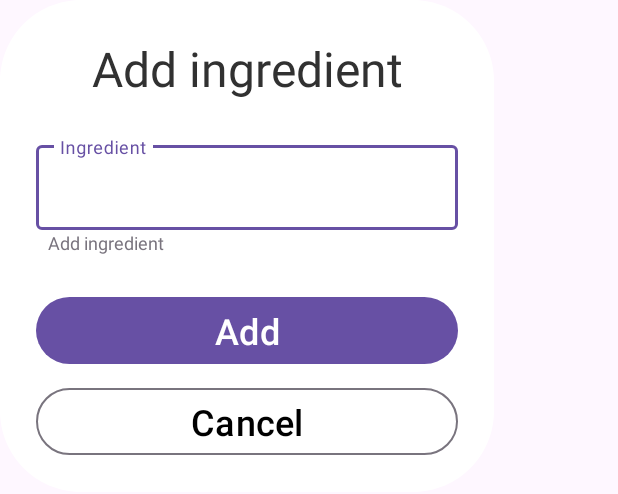
After one commit to PaulMak-del/surf_summer_rep, an Android app: the layout add_ingredient_dialog_alert.xml on its own in the app's theme, with its tools: preview values and no code run, on a phone screen of 412 x 824 dp. The commit adds this screen. Shown: the top 494 px of the screen. Run offline under Robolectric (Android 15) with nearby library versions, the phone set to English and light mode, and no system bars.

Commit message:
Make AddIngredientDialogFragment

```diff
--- a/app/build.gradle
+++ b/app/build.gradle
@@ -42,6 +42,7 @@ android {
     buildFeatures {
         dataBinding true
     }
+
 }
 
 dependencies {
--- a/app/src/main/java/com/example/myapplication/data/entity/CocktailDao.kt
+++ b/app/src/main/java/com/example/myapplication/data/entity/CocktailDao.kt
@@ -15,5 +15,5 @@ abstract class CocktailDao {
     abstract fun getCocktailsList() : Flow<List<CocktailEntity>>
 
     @Insert
-    abstract fun insertCocktail(cocktail: CocktailEntity)
+    abstract fun insertCocktail(cocktail: CocktailEntity) : Long
 }
--- a/app/src/main/java/com/example/myapplication/data/entity/CocktailEntity.kt
+++ b/app/src/main/java/com/example/myapplication/data/entity/CocktailEntity.kt
@@ -5,7 +5,7 @@ import androidx.room.PrimaryKey
 
 @Entity(tableName = "cocktail")
 data class CocktailEntity(
-    @PrimaryKey val id: Long,
+    @PrimaryKey(autoGenerate = true) var id: Long = 0,
     val name: String,
     val description: String,
     val recipe: String,
--- a/app/src/main/java/com/example/myapplication/data/entity/IngredientEntity.kt
+++ b/app/src/main/java/com/example/myapplication/data/entity/IngredientEntity.kt
@@ -5,7 +5,7 @@ import androidx.room.PrimaryKey
 
 @Entity(tableName = "ingredient")
 data class IngredientEntity(
-    @PrimaryKey val id: Long,
+    @PrimaryKey(autoGenerate = true) var id: Long = 0,
     val cocktailId: Long,
     val name: String
 )
--- a/app/src/main/java/com/example/myapplication/data/repository/IngredientRepositoryImpl.kt
+++ b/app/src/main/java/com/example/myapplication/data/repository/IngredientRepositoryImpl.kt
@@ -15,7 +15,6 @@ class IngredientRepositoryImpl @Inject constructor(
     override fun insertIngredients(ingredients: List<IngredientModel>) = ingredientDao.insertIngredients(
         ingredients.map { ingredient ->
             IngredientEntity(
-                id = ingredient.id,
                 cocktailId = ingredient.cocktailId,
                 name = ingredient.name
             )
--- a/app/src/main/java/com/example/myapplication/domain/repository/CocktailRepository.kt
+++ b/app/src/main/java/com/example/myapplication/domain/repository/CocktailRepository.kt
@@ -12,5 +12,5 @@ interface CocktailRepository {
 
     fun getIngredients(id: Long) : Flow<List<IngredientModel>>
 
-    suspend fun insertCocktail(cocktail: CocktailModel)
+    suspend fun insertCocktail(cocktail: CocktailModel) : Long
 }
--- a/app/src/main/java/com/example/myapplication/domain/usecases/InsertCocktailUserCase.kt
+++ b/app/src/main/java/com/example/myapplication/domain/usecases/InsertCocktailUserCase.kt
@@ -8,7 +8,7 @@ class InsertCocktailUserCase @Inject constructor(
     private val cocktailRep: CocktailRepository
 ) {
 
-    suspend fun execute(cocktail: CocktailModel) {
-        cocktailRep.insertCocktail(cocktail)
+    suspend fun execute(cocktail: CocktailModel) : Long {
+        return cocktailRep.insertCocktail(cocktail)
     }
 }
--- a/app/src/main/java/com/example/myapplication/presentation/fragments/CocktailsListFragment.kt
+++ b/app/src/main/java/com/example/myapplication/presentation/fragments/CocktailsListFragment.kt
@@ -26,7 +26,6 @@ private const val SPAN_COUNT = 2
 class CocktailsListFragment : Fragment() {
 
     private val cocktailsListViewModel : CocktailsListViewModel by viewModels()
-    //private val clickListener: ClickListener by lazy { ClickListener(fragmentView) }
 
     private lateinit var fragmentView: View
     private lateinit var clickListener: ClickListener
@@ -40,8 +39,6 @@ class CocktailsListFragment : Fragment() {
         clickListener = ClickListener(fragmentView)
 
         //cocktailsListViewModel.test()
-
-        Log.d("ddd", "OnCreateView\nview: {$fragmentView}")
 
         val recyclerView : RecyclerView = fragmentView.findViewById(R.id.cocktails_recycler_view)
         val adapter = CocktailsListAdapter(
--- a/app/src/main/java/com/example/myapplication/presentation/fragments/adapters/CocktailAddIngredientsAdapter.kt
+++ b/app/src/main/java/com/example/myapplication/presentation/fragments/adapters/CocktailAddIngredientsAdapter.kt
@@ -8,7 +8,7 @@ import com.example.myapplication.databinding.IngredientsAddListItemBinding
 import com.example.myapplication.domain.models.IngredientModel
 
 class CocktailAddIngredientsAdapter(
-    val ingredients: List<IngredientModel>
+    val ingredients: List<String>
 ) : RecyclerView.Adapter<CocktailAddIngredientsAdapter.ViewHolder>() {
 
 
@@ -23,6 +23,6 @@ class CocktailAddIngredientsAdapter(
     override fun getItemCount(): Int = ingredients.size
 
     override fun onBindViewHolder(holder: ViewHolder, position: Int) {
-        holder.binding.ingredientName.text = ingredients[position].name
+        holder.binding.ingredientName.text = ingredients[position]
     }
 }
--- a/app/src/main/java/com/example/myapplication/presentation/viewmodels/CocktailDetailViewModel.kt
+++ b/app/src/main/java/com/example/myapplication/presentation/viewmodels/CocktailDetailViewModel.kt
@@ -10,6 +10,7 @@ import com.example.myapplication.domain.usecases.GetCocktailUseCase
 import com.example.myapplication.domain.usecases.GetIngredientsUseCase
 import dagger.hilt.android.lifecycle.HiltViewModel
 import kotlinx.coroutines.Dispatchers
+import kotlinx.coroutines.flow.combine
 import kotlinx.coroutines.launch
 import javax.inject.Inject
 
@@ -25,6 +26,8 @@ class CocktailDetailViewModel @Inject constructor(
     private val _ingredients = MutableLiveData<List<IngredientModel>>()
     val ingredients : LiveData<List<IngredientModel>> = _ingredients
 
+
+
     fun loadCocktailWithIngredients(id: Long) {
         viewModelScope.launch(Dispatchers.IO) {
             getCocktailUseCase.process(id).collect {
--- /dev/null
+++ b/app/src/main/res/drawable/frame_50.xml
@@ -0,0 +1,19 @@
+<?xml version="1.0" encoding="utf-8"?>
+<vector
+    xmlns:android="http://schemas.android.com/apk/res/android"
+    xmlns:aapt="http://schemas.android.com/aapt"
+    android:width="329dp"
+    android:height="328dp"
+    android:viewportWidth="329"
+    android:viewportHeight="328"
+    >
+    <group>
+        <clip-path
+            android:pathData="M54 0H275C304.823 0 329 24.1766 329 54V274C329 303.823 304.823 328 275 328H54C24.1766 328 0 303.823 0 274V54C0 24.1766 24.1766 0 54 0Z"
+            />
+        <path
+            android:pathData="M0 0V328H329V0"
+            android:fillColor="#FFFFFF"
+            />
+    </group>
+</vector>
--- /dev/null
+++ b/app/src/main/res/layout/add_ingredient_dialog_alert.xml
@@ -0,0 +1,88 @@
+<?xml version="1.0" encoding="utf-8"?>
+<androidx.constraintlayout.widget.ConstraintLayout xmlns:android="http://schemas.android.com/apk/res/android"
+    android:layout_width="329dp"
+    android:layout_height="328dp"
+    android:padding="24dp"
+    android:background="@drawable/frame_50"
+    xmlns:app="http://schemas.android.com/apk/res-auto">
+
+    <TextView
+        android:id="@+id/add_ing_title"
+        android:layout_width="wrap_content"
+        android:layout_height="wrap_content"
+        android:text="@string/add_ingredient_title"
+        android:textAppearance="@style/cocktail_ti"
+
+        app:layout_constraintTop_toTopOf="parent"
+        app:layout_constraintStart_toStartOf="parent"
+        app:layout_constraintEnd_toEndOf="parent"
+        />
+
+    <com.google.android.material.textfield.TextInputLayout
+                android:id="@+id/ingredient"
+                android:layout_width="match_parent"
+                android:layout_height="wrap_content"
+                android:hint="@string/ingredient_hint"
+                android:layout_marginTop="24dp"
+
+                app:layout_constraintTop_toBottomOf="@+id/add_ing_title"
+                app:layout_constraintStart_toStartOf="parent"
+                app:layout_constraintEnd_toEndOf="parent"
+                >
+
+                <com.google.android.material.textfield.TextInputEditText
+                    android:layout_width="match_parent"
+                    android:layout_height="wrap_content"
+                    />
+
+    </com.google.android.material.textfield.TextInputLayout>
+
+    <TextView
+        android:id="@+id/supporting_1"
+        android:layout_width="match_parent"
+        android:layout_height="wrap_content"
+        android:text="@string/add_ingredient"
+        android:textAppearance="@style/supporting_"
+        android:lineSpacingExtra="0sp"
+        android:translationY="-0.13sp"
+        android:gravity="top"
+        android:layout_marginHorizontal="8dp"
+
+        app:layout_constraintTop_toBottomOf="@id/ingredient"
+        app:layout_constraintStart_toStartOf="parent"
+        app:layout_constraintEnd_toEndOf="parent"
+        />
+
+    <Button
+        android:id="@+id/save_button"
+        style="?attr/materialButtonStyle"
+        android:layout_width="0dp"
+        android:layout_height="wrap_content"
+        android:text="@string/add_button"
+        android:textSize="24sp"
+        android:textColor="@color/white"
+        android:layout_marginTop="24dp"
+        android:layout_marginBottom="10dp"
+
+        app:layout_constraintTop_toBottomOf="@+id/supporting_1"
+        app:layout_constraintStart_toStartOf="parent"
+        app:layout_constraintEnd_toEndOf="parent"
+        />
+
+    <Button
+        android:id="@+id/cancel_button"
+        style="?attr/materialButtonOutlinedStyle"
+        android:layout_width="0dp"
+        android:layout_height="wrap_content"
+        android:text="@string/cancel_button"
+        android:textSize="24sp"
+        android:textColor="@color/black"
+        android:layout_marginTop="8dp"
+        android:layout_marginBottom="10dp"
+
+        app:layout_constraintTop_toBottomOf="@+id/save_button"
+        app:layout_constraintStart_toStartOf="parent"
+        app:layout_constraintEnd_toEndOf="parent"
+        />
+
+</androidx.constraintlayout.widget.ConstraintLayout>
--- a/app/src/main/res/layout/fragment_create_cocktail.xml
+++ b/app/src/main/res/layout/fragment_create_cocktail.xml
@@ -105,7 +105,6 @@
 
                 app:layout_constraintTop_toBottomOf="@+id/cocktail_description"
                 app:layout_constraintStart_toStartOf="parent"
-                app:layout_constraintEnd_toEndOf="parent"
                 />
 
             <View
--- a/app/src/main/res/values/strings.xml
+++ b/app/src/main/res/values/strings.xml
@@ -19,4 +19,8 @@
     <string name="supporting_">Optional field</string>
     <string name="cocktail_description">Description</string>
     <string name="cocktail_recipe">Recipe</string>
+    <string name="add_ingredient_title">Add ingredient</string>
+    <string name="ingredient_hint">Ingredient</string>
+    <string name="add_ingredient">Add ingredient</string>
+    <string name="add_button">Add</string>
 </resources>
```
Also changed, not shown: app/src/main/java/com/example/myapplication/data/repository/CocktailRepositoryImpl.kt (+13 -12 lines), app/src/main/java/com/example/myapplication/presentation/fragments/AddIngredientDialogFragment.kt (added, +37 -0 lines), app/src/main/java/com/example/myapplication/presentation/fragments/CocktailDetailFragment.kt (+16 -14 lines), app/src/main/java/com/example/myapplication/presentation/fragments/CreateCocktailFragment.kt (+44 -8 lines), app/src/main/java/com/example/myapplication/presentation/viewmodels/CocktailsListViewModel.kt (+10 -10 lines), app/src/main/java/com/example/myapplication/presentation/viewmodels/CreateCocktailViewModel.kt (+22 -23 lines).
